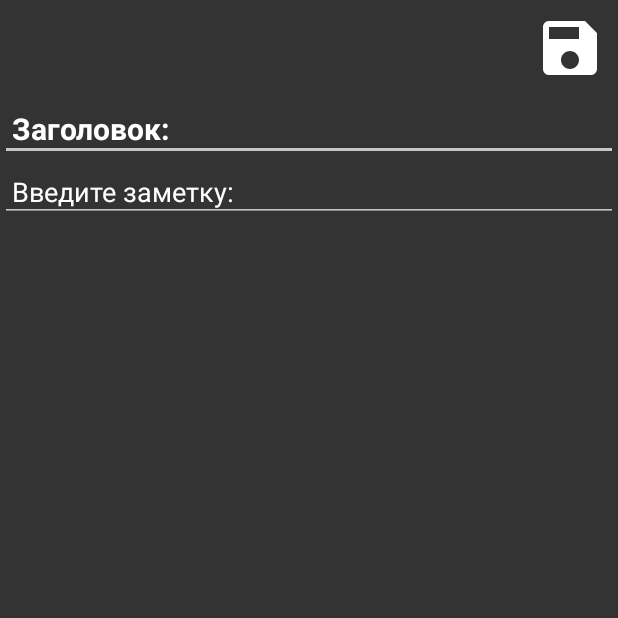
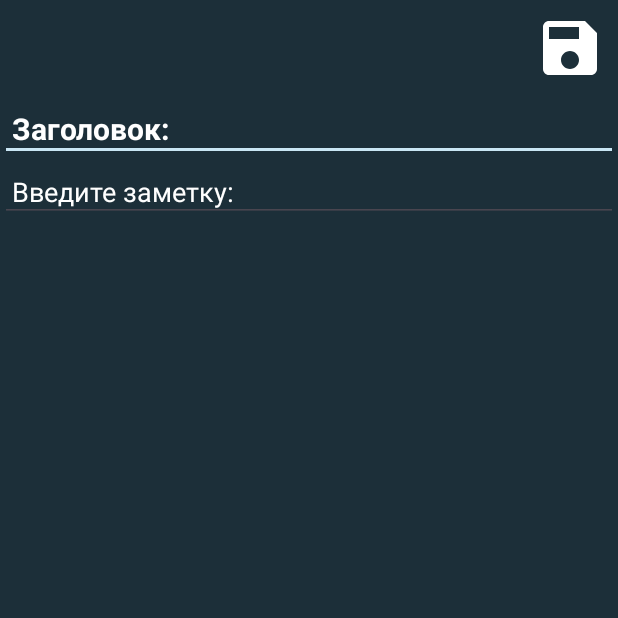
Before and after one commit to Tatarin61866/MyNotes, an Android app: the screen it shows after launch (NotesTakerActivity), after a tap on an icon or button, on a phone screen of 412 x 824 dp, the top half of it. Run offline under Robolectric (Android 15) with nearby library versions, the phone set to English and light mode, and no system bars; our stand-ins replace Room's generated code.

Commit message:
version 1.1 new design

```diff
--- a/app/src/main/AndroidManifest.xml
+++ b/app/src/main/AndroidManifest.xml
@@ -14,7 +14,7 @@
         tools:targetApi="31">
         <activity
             android:name=".NotesTakerActivity"
-            android:theme="@style/Base.Theme.MyNotes"
+
             android:exported="false" />
         <activity
             android:name=".MainActivity"
--- a/app/src/main/res/layout/activity_notes_taker.xml
+++ b/app/src/main/res/layout/activity_notes_taker.xml
@@ -5,7 +5,7 @@
     android:layout_width="match_parent"
     android:layout_height="match_parent"
     tools:context=".NotesTakerActivity"
-    android:background="@color/dark_gray"
+    android:background="@color/sea5"
     android:orientation="vertical">
     <androidx.appcompat.widget.Toolbar
         android:id="@+id/toolbarNotes"
@@ -45,6 +45,7 @@
         android:layout_width="match_parent"
         android:layout_height="wrap_content"
         android:hint="Введите заметку:"
+
         android:textColorHint="@color/white"
         android:padding="8dp"
         android:textStyle="normal"
--- a/app/src/main/res/layout/notes_list.xml
+++ b/app/src/main/res/layout/notes_list.xml
@@ -41,7 +41,8 @@
                 android:layout_marginTop="8dp"
                 android:layout_marginEnd="8dp"
                 android:layout_marginBottom="8dp"
-                android:src="@drawable/pin" />
+                android:src="@drawable/baseline_star_24"/>
+<!--                android:src="@drawable/pin"/>-->
         </RelativeLayout>
         <TextView
             android:id="@+id/tvPin"
@@ -52,7 +53,8 @@
             android:padding="8dp"
             android:textColor="@color/black"
             android:text="Notes text"
-            android:maxLines="10"
+            android:maxLines="3"
+            android:minLines="3"
             />
         <TextView
             android:id="@+id/tvPinDate"
--- a/app/src/main/res/menu/popup_menu.xml
+++ b/app/src/main/res/menu/popup_menu.xml
@@ -1,10 +1,10 @@
 <?xml version="1.0" encoding="utf-8"?>
 <menu xmlns:android="http://schemas.android.com/apk/res/android"
-    android:background="@color/gray">
+    android:background="@color/sea4">
 <item android:id="@+id/pin"
-    android:title="Закрепить/Открепить"
-    android:background="@color/gray"/>
+    android:title="Избранное"
+    android:background="@color/sea4"/>
     <item android:id="@+id/delete"
         android:title="Удалить"
-        android:background="@color/gray"/>
+        android:background="@color/sea4"/>
 </menu>
--- a/app/src/main/res/values-night/themes.xml
+++ b/app/src/main/res/values-night/themes.xml
@@ -1,7 +1,14 @@
 <resources xmlns:tools="http://schemas.android.com/tools">
     <!-- Base application theme. -->
-    <style name="Base.Theme.MyNotes" parent="Theme.Material3.Light.NoActionBar">
-        <!-- Customize your dark theme here. -->
-        <!-- <item name="colorPrimary">@color/my_dark_primary</item> -->
+    <style name="Base.Theme.MyNotes" parent="Theme.Material3.DayNight.NoActionBar">
+        <!-- Customize your light theme here. -->
+        <!-- <item name="colorPrimary">@color/my_light_primary</item> -->
+        <item name="colorPrimary">@color/sea2</item>
+        <item name="android:itemBackground">@color/sea4</item>
+        <item name="android:actionModeBackground">@color/sea4</item>
+
+
+        <item name="colorSecondary">@color/sea1</item>
+
     </style>
 </resources>
--- a/app/src/main/res/values/colors.xml
+++ b/app/src/main/res/values/colors.xml
@@ -6,9 +6,22 @@
     <color name="light_gray">#C6C6C6</color>
     <color name="dark_gray">#333333</color>
     <color name="dark_green">#283526</color>
+
     <color name="color1">#4C6A97</color>
     <color name="color2">#8A578A</color>
     <color name="color3">#5BAA8A</color>
     <color name="color4">#B3AD61</color>
     <color name="color5">#AC6C6C</color>
+
+
+    <color name="sea1">#C9E6F4</color>
+    <color name="sea2">#89BBD2</color>
+    <color name="sea21">#89D28D</color>
+    <color name="sea22">#B089D2</color>
+    <color name="sea23">#D2A689</color>
+    <color name="sea3">#406E6B</color>
+    <color name="sea4">#476373</color>
+    <color name="sea5">#1C2F39</color>
+
+
 </resources>
--- a/app/src/main/res/values/themes.xml
+++ b/app/src/main/res/values/themes.xml
@@ -1,17 +1,11 @@
 <resources xmlns:tools="http://schemas.android.com/tools">
     <!-- Base application theme. -->
-    <style name="Base.Theme.MyNotes" parent="Theme.Material3.Dark.NoActionBar">
+    <style name="Base.Theme.MyNotes" parent="Theme.Material3.DayNight.NoActionBar">
         <!-- Customize your light theme here. -->
         <!-- <item name="colorPrimary">@color/my_light_primary</item> -->
-        <item name="colorPrimary">@color/gray</item>
-        <item name="colorPrimaryVariant">@color/gray</item>
-        <item name="colorOnPrimary">@color/white</item>
-        <!-- Secondary brand color. -->
-        <item name="colorSecondary">@color/light_gray</item>
-        <item name="colorSecondaryVariant">@color/light_gray</item>
-        <item name="colorOnSecondary">@color/black</item>
-        <!-- Status bar color. -->
-        <item name="android:statusBarColor">?attr/colorPrimaryVariant</item>
+        <item name="colorPrimary">@color/sea2</item>
+        <item name="android:itemBackground">@color/sea4</item>
+        <item name="colorSecondary">@color/sea1</item>
     </style>
 
     <style name="Theme.MyNotes" parent="Base.Theme.MyNotes" />
```
Also changed, not shown: app/src/main/java/com/example/mynotes/Adapter/NotesListAdapter.java (+9 -6 lines), app/src/main/res/layout/activity_main.xml (+4 -4 lines), app/src/main/res/drawable/pin.png (deleted).
